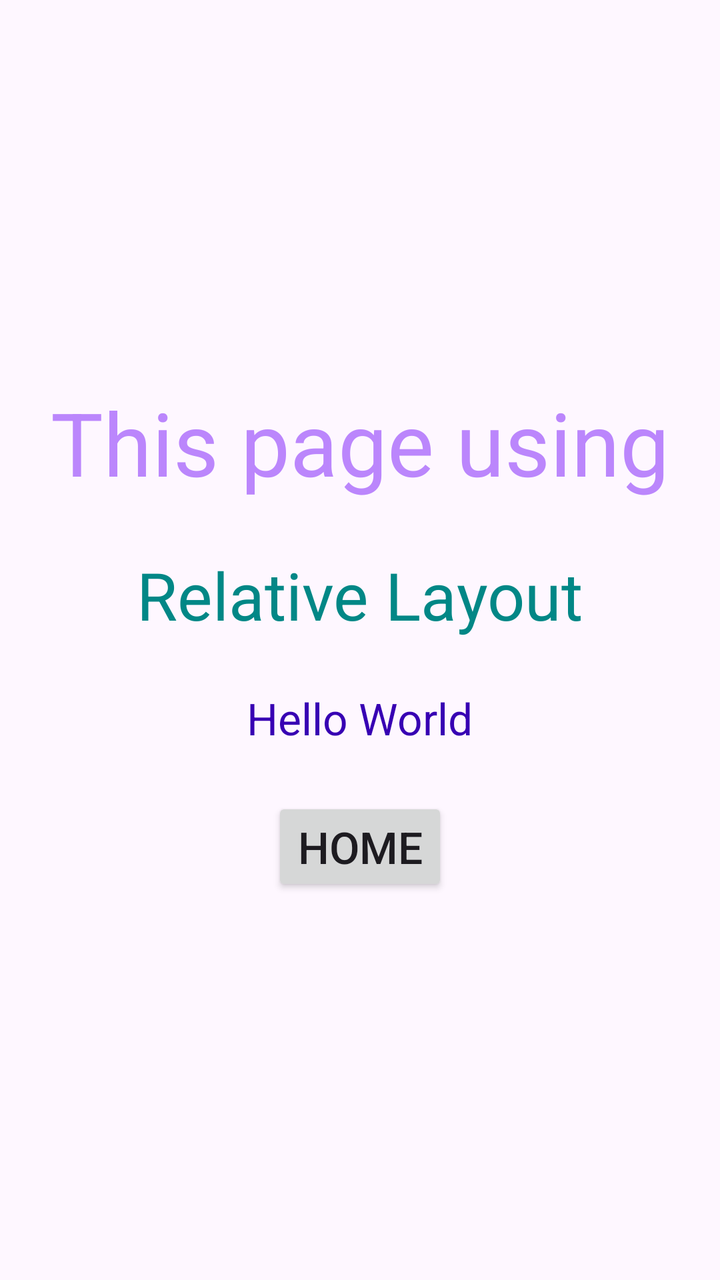
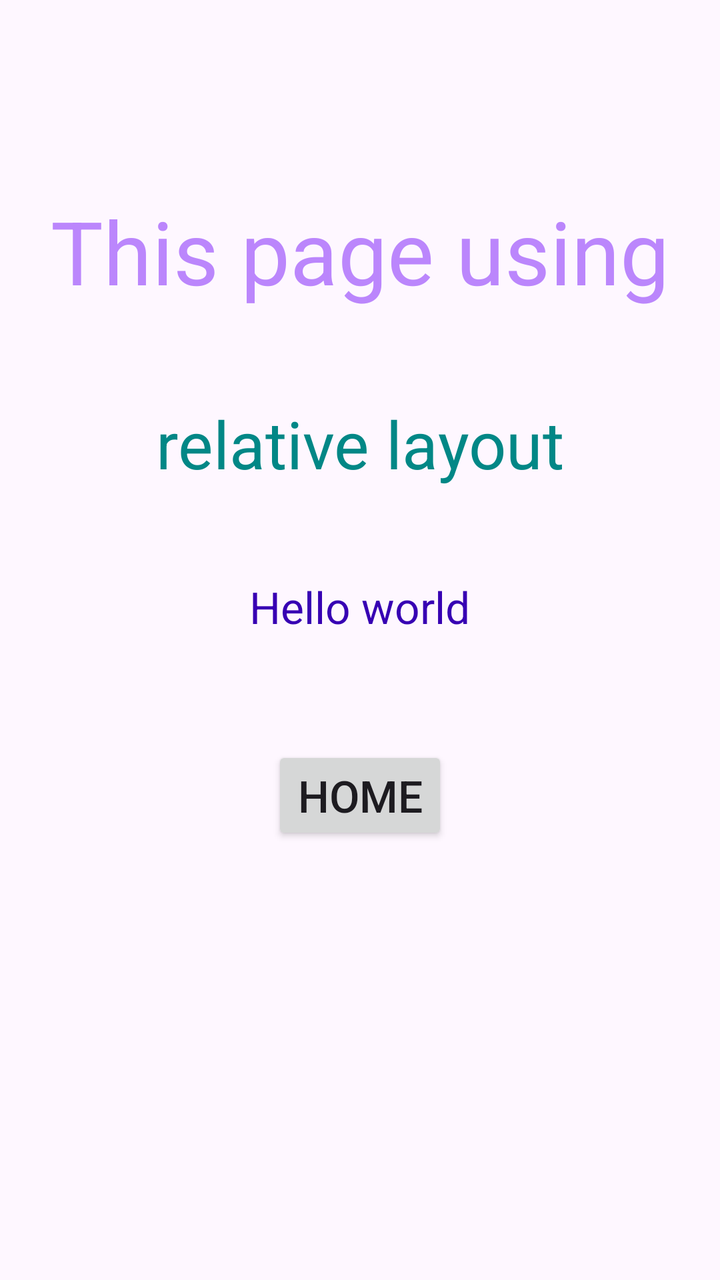

Two renders of the same Android screen: before a commit and after it. Below are the layout's source before the change and the commit's diff.
<!-- AndroidManifest.xml: application theme Theme.Experiment3 -->
<!-- res/layout/two.xml -->
<?xml version="1.0" encoding="UTF-8"?>
<RelativeLayout xmlns:android="http://schemas.android.com/apk/res/android"
    android:layout_width="match_parent"
    android:layout_height="match_parent"
    android:gravity="center">

    <LinearLayout
        android:layout_width="wrap_content"
        android:layout_height="wrap_content"
        android:orientation="vertical"
        android:layout_centerInParent="true"
        android:gravity="center">

        <TextView
            android:text="This page using"
            android:textSize="44sp"
            android:textColor="@color/purple_200"
            android:layout_marginBottom="25dp"
            android:layout_width="wrap_content"
            android:layout_height="wrap_content"/>

        <TextView
            android:text="Relative Layout"
            android:textSize="33sp"
            android:textColor="@color/teal_700"
            android:layout_marginBottom="25dp"
            android:layout_width="wrap_content"
            android:layout_height="wrap_content"/>

        <TextView
            android:text="Hello World"
            android:textSize="22sp"
            android:textColor="@color/purple_700"
            android:layout_marginBottom="25dp"
            android:layout_width="wrap_content"
            android:layout_height="wrap_content"/>

        <Button
            android:id="@+id/home"
            android:text="Home"
            android:textSize="22sp"
            android:layout_width="wrap_content"
            android:layout_height="wrap_content"/>

    </LinearLayout>

</RelativeLayout>
<!-- resources referenced by this layout -->
<resources>
  <color name="purple_200">#BB86FC</color>
  <color name="purple_700">#3700B3</color>
  <color name="teal_700">#018786</color>
  <style name="Theme.Experiment3" parent="Base.Theme.Experiment3" />
  <style name="Base.Theme.Experiment3" parent="Theme.Material3.DayNight.NoActionBar">
          
          
      </style>
</resources>

<!-- the commit's change to res/layout/two.xml (unified diff, before → after) -->
@@ -2,46 +2,50 @@
 <RelativeLayout xmlns:android="http://schemas.android.com/apk/res/android"
     android:layout_width="match_parent"
     android:layout_height="match_parent"
-    android:gravity="center">
+    android:padding="16dp">
 
-    <LinearLayout
+    <TextView
+        android:id="@+id/textView1"
         android:layout_width="wrap_content"
         android:layout_height="wrap_content"
-        android:orientation="vertical"
-        android:layout_centerInParent="true"
-        android:gravity="center">
+        android:text="This page using"
+        android:textSize="44dp"
+        android:textColor="@color/purple_200"
+        android:layout_centerHorizontal="true"
+        android:layout_marginBottom="25dp"
+        android:layout_marginTop="80dp"/>
 
-        <TextView
-            android:text="This page using"
-            android:textSize="44sp"
-            android:textColor="@color/purple_200"
-            android:layout_marginBottom="25dp"
-            android:layout_width="wrap_content"
-            android:layout_height="wrap_content"/>
+    <TextView
+        android:id="@+id/textView2"
+        android:layout_width="wrap_content"
+        android:layout_height="wrap_content"
+        android:text="relative layout"
+        android:textSize="33dp"
+        android:textColor="@color/teal_700"
+        android:layout_below="@id/textView1"
+        android:layout_centerHorizontal="true"
+        android:layout_marginBottom="25dp"
+        android:layout_marginTop="20dp"/>
 
-        <TextView
-            android:text="Relative Layout"
-            android:textSize="33sp"
-            android:textColor="@color/teal_700"
-            android:layout_marginBottom="25dp"
-            android:layout_width="wrap_content"
-            android:layout_height="wrap_content"/>
+    <TextView
+        android:id="@+id/textView3"
+        android:layout_width="wrap_content"
+        android:layout_height="wrap_content"
+        android:text="Hello world"
+        android:textSize="22dp"
+        android:textColor="@color/purple_700"
+        android:layout_below="@id/textView2"
+        android:layout_centerHorizontal="true"
+        android:layout_marginBottom="25dp"
+        android:layout_marginTop="20dp"/>
 
-        <TextView
-            android:text="Hello World"
-            android:textSize="22sp"
-            android:textColor="@color/purple_700"
-            android:layout_marginBottom="25dp"
-            android:layout_width="wrap_content"
-            android:layout_height="wrap_content"/>
-
-        <Button
-            android:id="@+id/home"
-            android:text="Home"
-            android:textSize="22sp"
-            android:layout_width="wrap_content"
-            android:layout_height="wrap_content"/>
-
-    </LinearLayout>
-
+    <Button
+        android:id="@+id/home"
+        android:layout_width="wrap_content"
+        android:layout_height="wrap_content"
+        android:text="Home"
+        android:textSize="22dp"
+        android:layout_below="@id/textView3"
+        android:layout_centerHorizontal="true"
+        android:layout_marginTop="30dp"/>
 </RelativeLayout>
